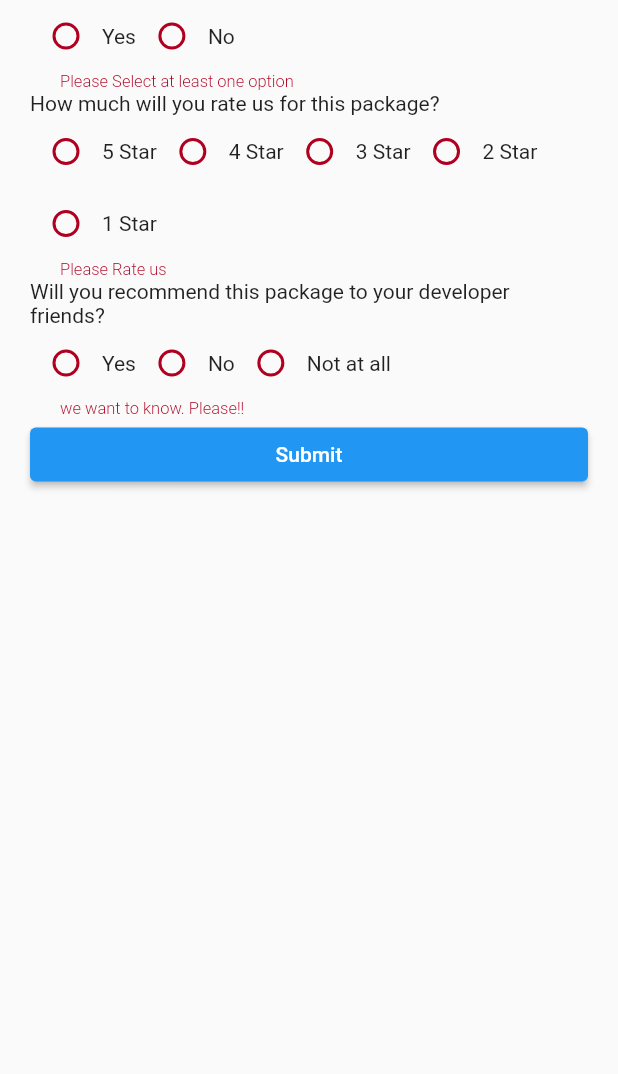
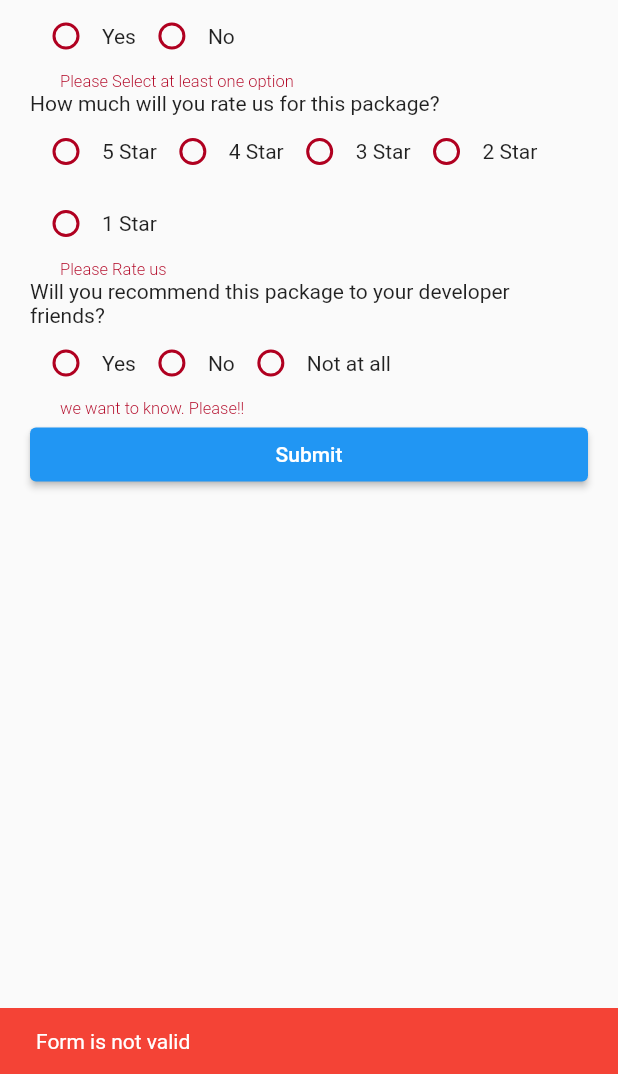
Before and after one commit to nischhalsharma/flutter_form_fields, a Flutter app: the screen it shows after launch, after a tap on "Submit", on a phone screen of 412 x 824 dp, the part 162-1236 px from its top. Run offline on Flutter 3.47's test engine with Material 2 defaults, Android fonts, the phone set to English and light mode, and no system bars; Roboto replaces fonts that are missing (OpenSans-Regular).

Commit message:
[Add] Snackbar in example app

```diff
--- a/example/lib/main.dart
+++ b/example/lib/main.dart
@@ -20,7 +20,32 @@ class MainApp extends StatelessWidget {
               "Feedback Form",
             ),
           ),
-          body: Form(
+          body: FormWidget(
+              formKey: formKey,
+              likedThisApp: likedThisApp,
+              rating: rating,
+              willRecommend: willRecommend)),
+    );
+  }
+}
+
+class FormWidget extends StatelessWidget {
+  const FormWidget({
+    super.key,
+    required this.formKey,
+    required this.likedThisApp,
+    required this.rating,
+    required this.willRecommend,
+  });
+
+  final GlobalKey<FormState> formKey;
+  final ValueNotifier<String> likedThisApp;
+  final ValueNotifier<String> rating;
+  final ValueNotifier<String> willRecommend;
+
+  @override
+  Widget build(BuildContext context) {
+    return Form(
       key: formKey,
       child: ListView(
         padding: const EdgeInsets.all(20),
@@ -75,7 +100,25 @@ class MainApp extends StatelessWidget {
           ),
           ElevatedButton(
             onPressed: () {
-                    formKey.currentState?.validate();
+              if (formKey.currentState!.validate()) {
+                ScaffoldMessenger.of(context).showSnackBar(
+                  const SnackBar(
+                    content: Text(
+                      "Feedback Form Submitted Successfully",
+                    ),
+                    backgroundColor: Colors.green,
+                  ),
+                );
+              } else {
+                ScaffoldMessenger.of(context).showSnackBar(
+                  const SnackBar(
+                    content: Text(
+                      "Form is not valid",
+                    ),
+                    backgroundColor: Colors.red,
+                  ),
+                );
+              }
             },
             child: const Text(
               "Submit",
@@ -83,7 +126,6 @@ class MainApp extends StatelessWidget {
           )
         ],
       ),
-          )),
     );
   }
 }
```
Lines whose indentation alone changed are shown as unchanged.
